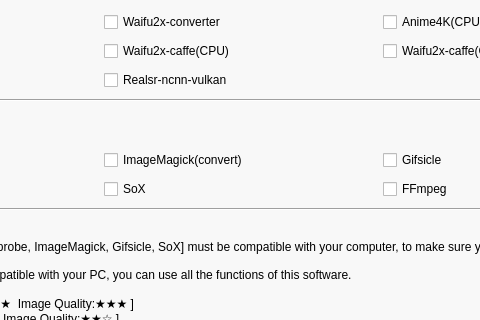
Old version of the form SRC/Waifu2x-Extension-QT/mainwindow.ui in the repository AaronFeng753/Waifu2x-Extension-GUI; both pictures show x 208 to 688 and y 141 to 461 of the 1176 by 747 pixel window.
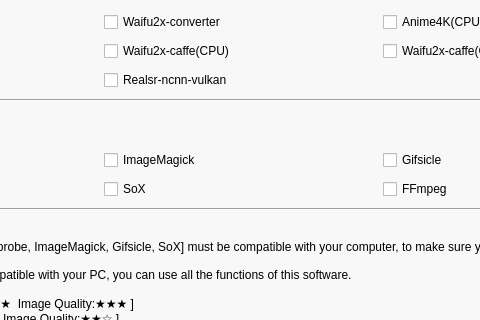
New version of the form. The open tabs and pages were chosen to show the change. Icons and pictures are not drawn.

```diff
--- a/SRC/Waifu2x-Extension-QT/mainwindow.ui
+++ b/SRC/Waifu2x-Extension-QT/mainwindow.ui
@@ -6058,7 +6058,7 @@
               <string>For processing GIF.</string>
              </property>
              <property name="text">
-              <string notr="true">ImageMagick(convert)</string>
+              <string notr="true">ImageMagick</string>
              </property>
             </widget>
            </item>
```
